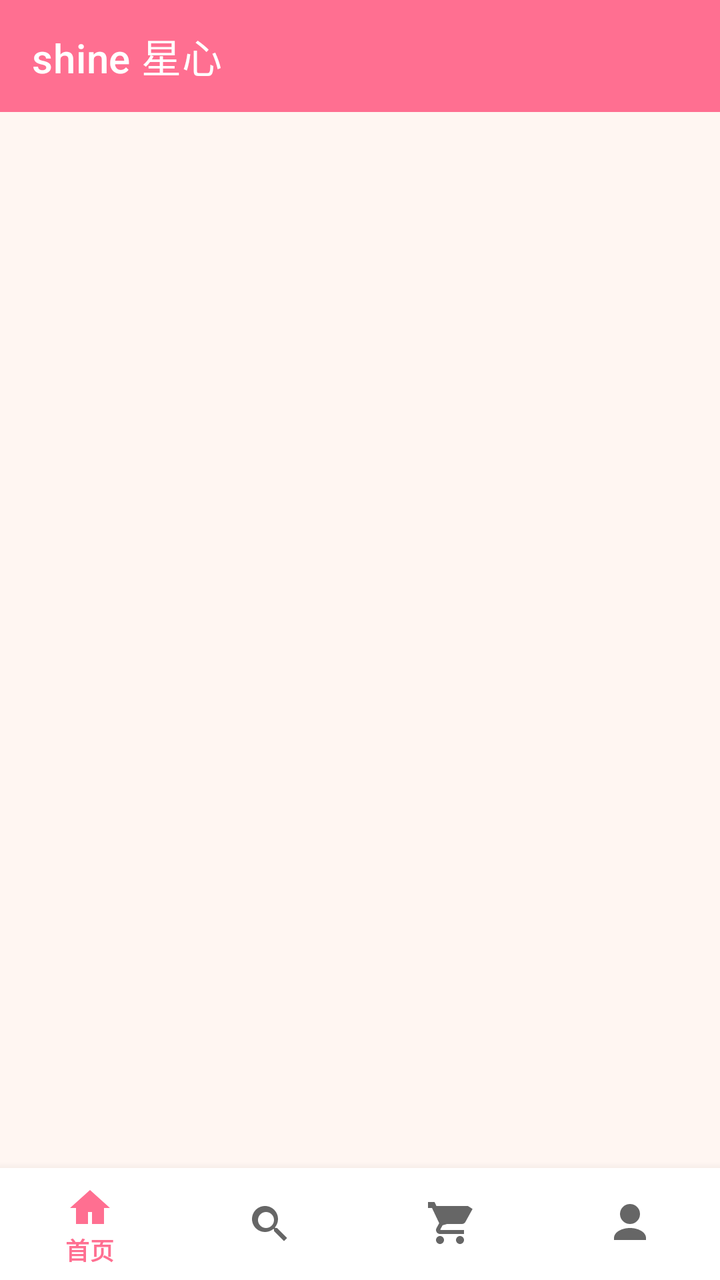
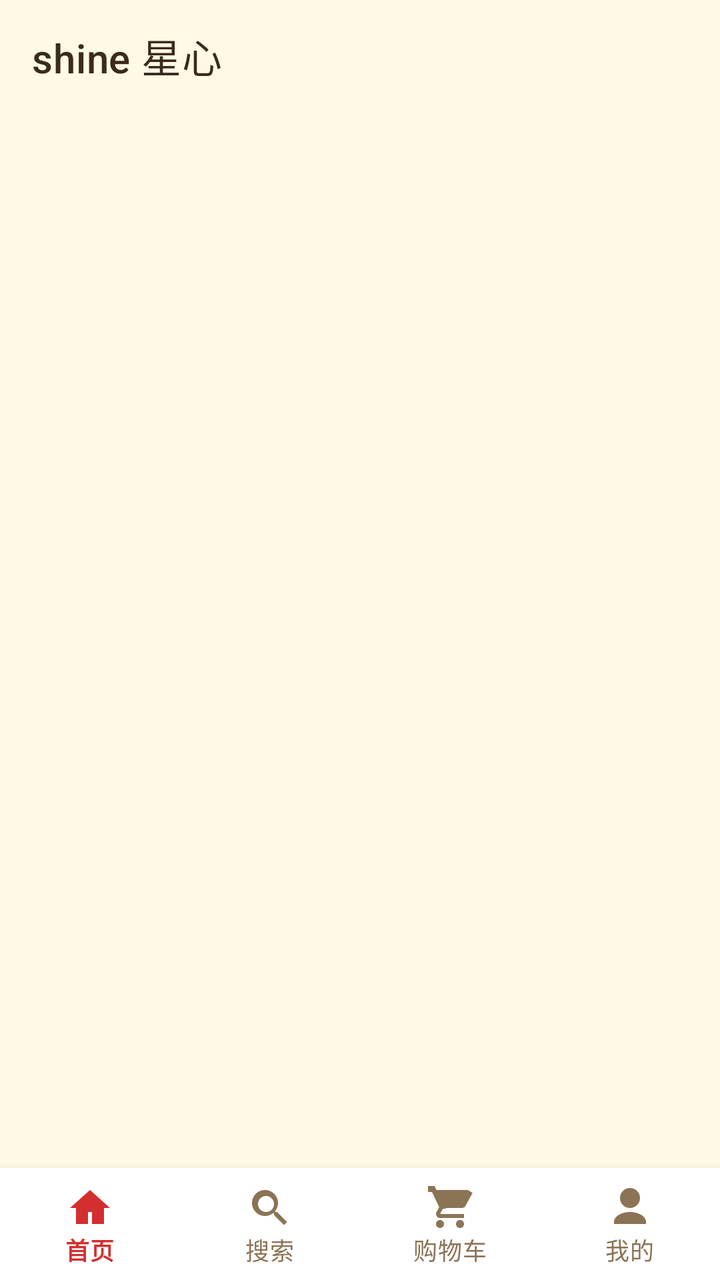

Screens rendered from an Android XML layout before and after an edit, with the pre-edit source and the edit as a unified diff.
<!-- AndroidManifest.xml: application theme Theme.ShineApp -->
<!-- res/layout/activity_main.xml -->
<?xml version="1.0" encoding="utf-8"?>
<LinearLayout xmlns:android="http://schemas.android.com/apk/res/android"
    xmlns:app="http://schemas.android.com/apk/res-auto"
    android:orientation="vertical" android:layout_width="match_parent" android:layout_height="match_parent">

    <com.google.android.material.appbar.MaterialToolbar
        android:id="@+id/top_app_bar" android:layout_width="match_parent" android:layout_height="?attr/actionBarSize"
        android:background="@color/shine_pink" app:titleTextColor="@android:color/white" app:title="shine 星心"/>

    <FrameLayout android:id="@+id/container" android:layout_width="match_parent" android:layout_height="0dp" android:layout_weight="1"/>

    <com.google.android.material.bottomnavigation.BottomNavigationView
        android:id="@+id/bottom_nav" android:layout_width="match_parent" android:layout_height="wrap_content"
        app:menu="@menu/bottom_nav_menu"/>
</LinearLayout>
<!-- resources referenced by this layout -->
<resources>
  <color name="shine_pink">#FF6F91</color>
  <style name="Theme.ShineApp" parent="Theme.MaterialComponents.DayNight.NoActionBar">
          <item name="colorPrimary">@color/shine_pink</item>
          <item name="colorPrimaryVariant">@color/shine_pink_dark</item>
          <item name="colorOnPrimary">@android:color/white</item>
          <item name="colorSecondary">@color/shine_mint</item>
          <item name="android:colorBackground">@color/shine_bg</item>
          <item name="android:statusBarColor">@color/shine_pink</item>
          <item name="android:navigationBarColor">@color/shine_pink</item>
      </style>
  <color name="shine_pink_dark">#E25C7E</color>
  <color name="shine_mint">#9ED9C4</color>
  <color name="shine_bg">#FFF6F2</color>
</resources>

<!-- the commit's change to res/layout/activity_main.xml (unified diff, before → after) -->
@@ -1,15 +1,20 @@
 <?xml version="1.0" encoding="utf-8"?>
 <LinearLayout xmlns:android="http://schemas.android.com/apk/res/android"
     xmlns:app="http://schemas.android.com/apk/res-auto"
-    android:orientation="vertical" android:layout_width="match_parent" android:layout_height="match_parent">
+    android:orientation="vertical" android:layout_width="match_parent" android:layout_height="match_parent"
+    android:background="@color/shine_bg">
 
     <com.google.android.material.appbar.MaterialToolbar
         android:id="@+id/top_app_bar" android:layout_width="match_parent" android:layout_height="?attr/actionBarSize"
-        android:background="@color/shine_pink" app:titleTextColor="@android:color/white" app:title="shine 星心"/>
+        android:background="@color/shine_bg" android:elevation="0dp"
+        app:titleTextColor="@color/shine_text" app:title="shine 星心"
+        app:navigationIconTint="@color/shine_text" />
 
     <FrameLayout android:id="@+id/container" android:layout_width="match_parent" android:layout_height="0dp" android:layout_weight="1"/>
 
     <com.google.android.material.bottomnavigation.BottomNavigationView
         android:id="@+id/bottom_nav" android:layout_width="match_parent" android:layout_height="wrap_content"
-        app:menu="@menu/bottom_nav_menu"/>
+        android:background="@color/shine_surface"
+        app:itemIconTint="@color/nav_item_color" app:itemTextColor="@color/nav_item_color"
+        app:labelVisibilityMode="labeled" app:menu="@menu/bottom_nav_menu"/>
 </LinearLayout>
<!-- resource entries referenced after the edit -->
@@ -1,17 +1,30 @@
 <!-- resources referenced by this layout -->
 <resources>
-  <color name="shine_pink">#FF6F91</color>
+  <color name="shine_pink">#FFD32F2F</color>
   <style name="Theme.ShineApp" parent="Theme.MaterialComponents.DayNight.NoActionBar">
           <item name="colorPrimary">@color/shine_pink</item>
           <item name="colorPrimaryVariant">@color/shine_pink_dark</item>
-          <item name="colorOnPrimary">@android:color/white</item>
+          <item name="colorOnPrimary">@color/shine_on_red</item>
           <item name="colorSecondary">@color/shine_mint</item>
+          <item name="colorSecondaryVariant">@color/shine_mint_dark</item>
+          <item name="colorSurface">@color/shine_surface</item>
           <item name="android:colorBackground">@color/shine_bg</item>
-          <item name="android:statusBarColor">@color/shine_pink</item>
-          <item name="android:navigationBarColor">@color/shine_pink</item>
+          <item name="android:textColorPrimary">@color/shine_text</item>
+          <item name="android:textColorSecondary">@color/shine_sub</item>
+          
+          <item name="android:statusBarColor">@color/shine_bg</item>
+          <item name="android:navigationBarColor">@color/shine_surface</item>
+          <item name="android:windowLightStatusBar">true</item>
+          <item name="android:windowLightNavigationBar" tools:targetApi="27">true</item>
+          <item name="android:windowBackground">@color/shine_bg</item>
       </style>
-  <color name="shine_pink_dark">#E25C7E</color>
-  <color name="shine_mint">#9ED9C4</color>
-  <color name="shine_bg">#FFF6F2</color>
+  <color name="shine_pink_dark">#FFB71C1C</color>
+  <color name="shine_on_red">#FFFFFFFF</color>
+  <color name="shine_mint">#FFFFD54F</color>
+  <color name="shine_mint_dark">#FFB26A00</color>
+  <color name="shine_sub">#FF8B7355</color>
+  <color name="shine_bg">#FFFFF9E6</color>
+  <color name="shine_surface">#FFFFFFFF</color>
+  <color name="shine_text">#FF3B2A1E</color>
 </resources>
 
